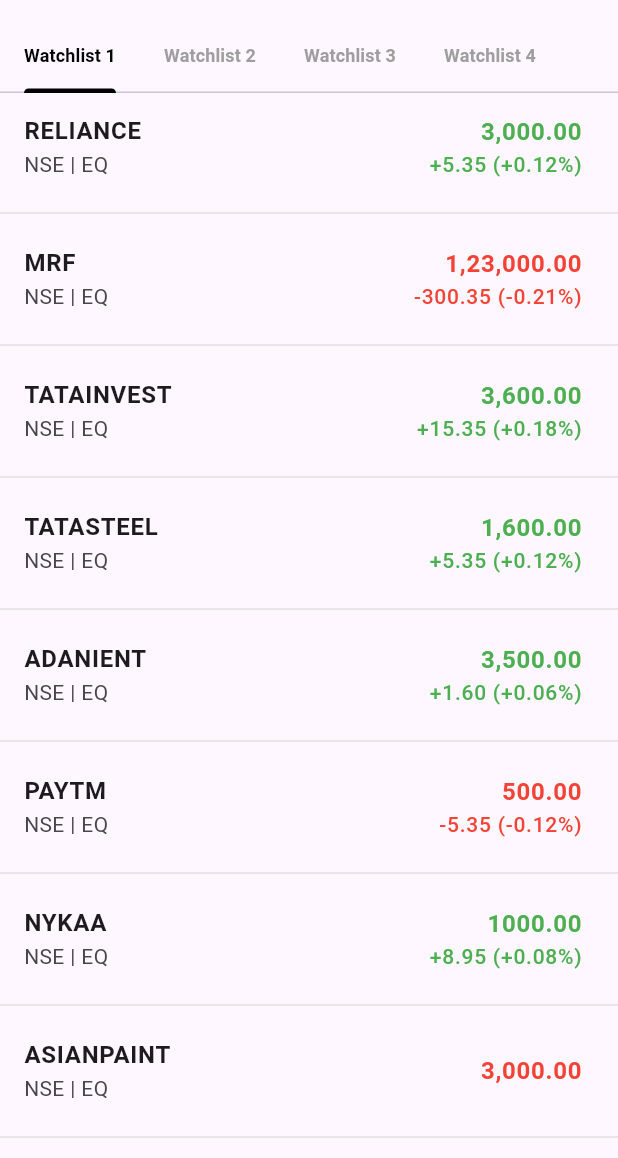
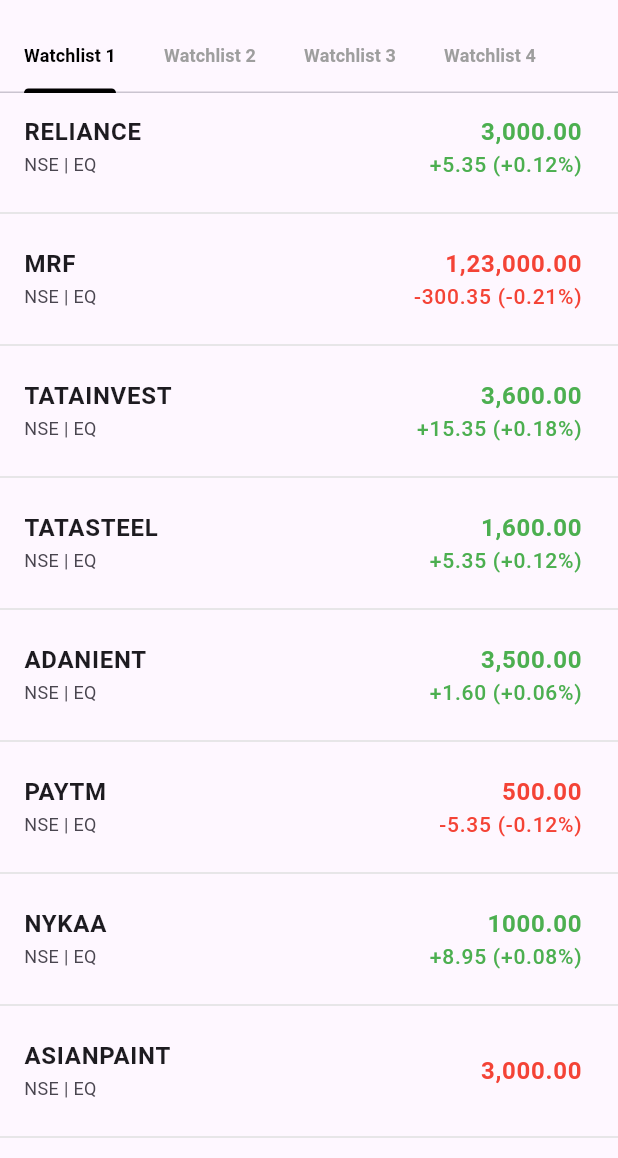
Before and after one commit to TirthNisar193/021.trade-assignment, a Flutter app: the screen it shows after launch, on a phone screen of 412 x 824 dp, the part 63-1221 px from its top. Run offline on Flutter 3.47's test engine with Material 3 defaults, Android fonts, the phone set to English and light mode, and no system bars.

Commit message:
Final Commit

```diff
--- a/lib/waitlist/components/stock_card.dart
+++ b/lib/waitlist/components/stock_card.dart
@@ -14,7 +14,7 @@
             stock.name,
             style: const TextStyle(fontWeight: FontWeight.bold),
           ),
-          subtitle: const Text("NSE | EQ"),
+          subtitle: const Text("NSE | EQ", style: TextStyle(fontSize: 12)),
           trailing: Column(
             mainAxisAlignment: MainAxisAlignment.center,
             crossAxisAlignment: CrossAxisAlignment.end,
```
